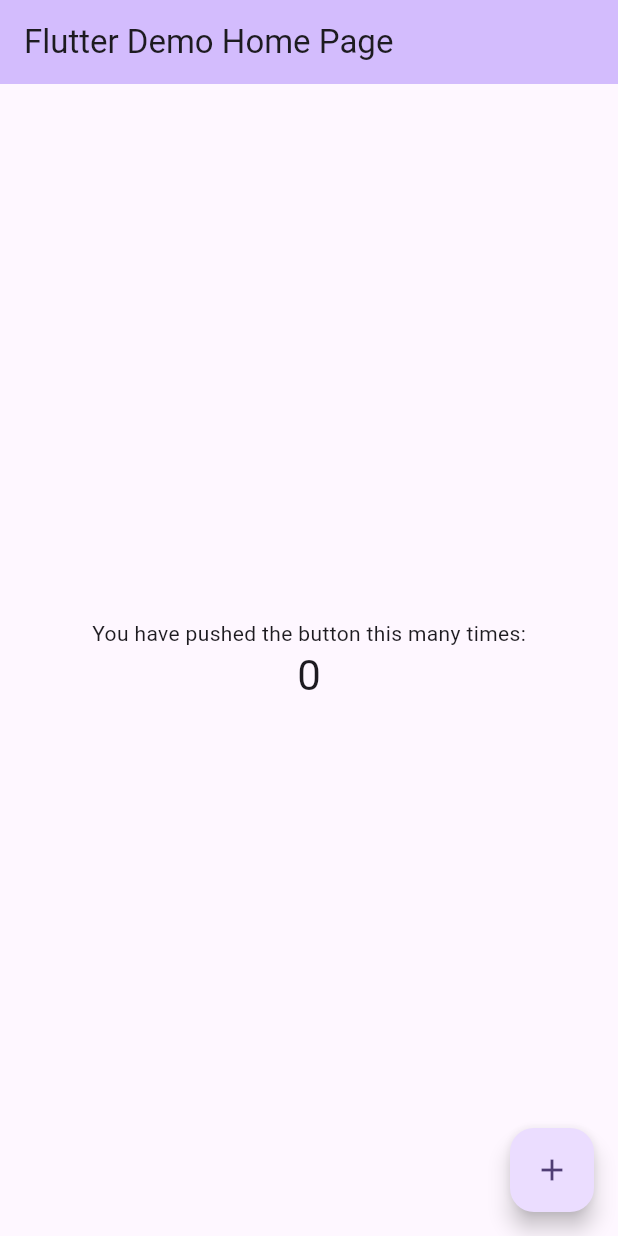
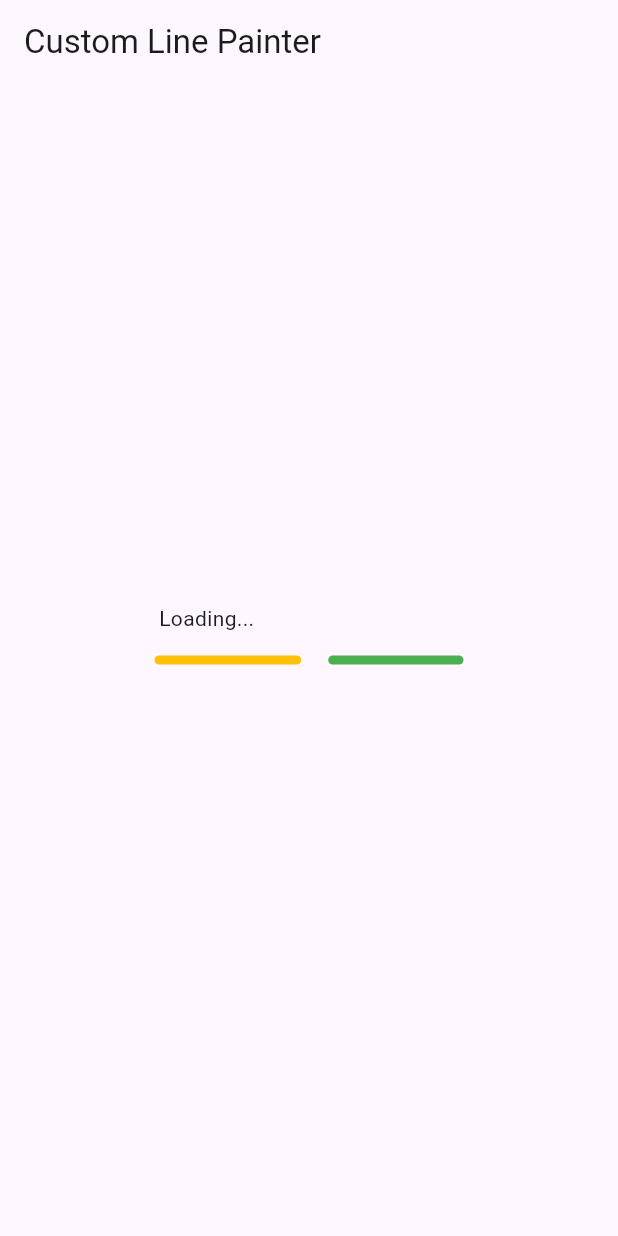
Before and after one commit to MatoroA/Custome-view-line, a Flutter app: the screen it shows after launch, on a phone screen of 412 x 824 dp. Run offline on Flutter 3.47's test engine with Material 3 defaults, Android fonts, the light colour scheme and no system bars.

Commit message:
custome loader

```diff
--- a/lib/main.dart
+++ b/lib/main.dart
@@ -1,3 +1,4 @@
+import 'package:custome_line_loader/paint/line_painter.dart';
 import 'package:flutter/material.dart';
 
 void main() {
@@ -13,113 +14,58 @@
     return MaterialApp(
       title: 'Flutter Demo',
       theme: ThemeData(
-        // This is the theme of your application.
-        //
-        // TRY THIS: Try running your application with "flutter run". You'll see
-        // the application has a purple toolbar. Then, without quitting the app,
-        // try changing the seedColor in the colorScheme below to Colors.green
-        // and then invoke "hot reload" (save your changes or press the "hot
-        // reload" button in a Flutter-supported IDE, or press "r" if you used
-        // the command line to start the app).
-        //
-        // Notice that the counter didn't reset back to zero; the application
-        // state is not lost during the reload. To reset the state, use hot
-        // restart instead.
-        //
-        // This works for code too, not just values: Most code changes can be
-        // tested with just a hot reload.
         colorScheme: ColorScheme.fromSeed(seedColor: Colors.deepPurple),
         useMaterial3: true,
       ),
-      home: const MyHomePage(title: 'Flutter Demo Home Page'),
+      home: const CustomPainter(),
     );
   }
 }
 
-class MyHomePage extends StatefulWidget {
-  const MyHomePage({super.key, required this.title});
-
-  // This widget is the home page of your application. It is stateful, meaning
-  // that it has a State object (defined below) that contains fields that affect
-  // how it looks.
-
-  // This class is the configuration for the state. It holds the values (in this
-  // case the title) provided by the parent (in this case the App widget) and
-  // used by the build method of the State. Fields in a Widget subclass are
-  // always marked "final".
-
-  final String title;
+class CustomPainter extends StatefulWidget {
+  const CustomPainter({super.key});
 
   @override
-  State<MyHomePage> createState() => _MyHomePageState();
+  State<CustomPainter> createState() => _CustomPainterState();
 }
 
-class _MyHomePageState extends State<MyHomePage> {
-  int _counter = 0;
+class _CustomPainterState extends State<CustomPainter>
+    with TickerProviderStateMixin {
+  late AnimationController _controller;
+  late CurvedAnimation _animation;
 
-  void _incrementCounter() {
-    setState(() {
-      // This call to setState tells the Flutter framework that something has
-      // changed in this State, which causes it to rerun the build method below
-      // so that the display can reflect the updated values. If we changed
-      // _counter without calling setState(), then the build method would not be
-      // called again, and so nothing would appear to happen.
-      _counter++;
-    });
+  @override
+  void initState() {
+    _controller =
+        AnimationController(vsync: this, duration: const Duration(seconds: 3));
+    _animation = CurvedAnimation(parent: _controller, curve: Curves.slowMiddle);
+
+    _controller.repeat();
+    super.initState();
   }
 
   @override
   Widget build(BuildContext context) {
-    // This method is rerun every time setState is called, for instance as done
-    // by the _incrementCounter method above.
-    //
-    // The Flutter framework has been optimized to make rerunning build methods
-    // fast, so that you can just rebuild anything that needs updating rather
-    // than having to individually change instances of widgets.
     return Scaffold(
       appBar: AppBar(
-        // TRY THIS: Try changing the color here to a specific color (to
-        // Colors.amber, perhaps?) and trigger a hot reload to see the AppBar
-        // change color while the other colors stay the same.
-        backgroundColor: Theme.of(context).colorScheme.inversePrimary,
-        // Here we take the value from the MyHomePage object that was created by
-        // the App.build method, and use it to set our appbar title.
-        title: Text(widget.title),
+        title: const Text("Custom Line Painter"),
       ),
       body: Center(
-        // Center is a layout widget. It takes a single child and positions it
-        // in the middle of the parent.
-        child: Column(
-          // Column is also a layout widget. It takes a list of children and
-          // arranges them vertically. By default, it sizes itself to fit its
-          // children horizontally, and tries to be as tall as its parent.
-          //
-          // Column has various properties to control how it sizes itself and
-          // how it positions its children. Here we use mainAxisAlignment to
-          // center the children vertically; the main axis here is the vertical
-          // axis because Columns are vertical (the cross axis would be
-          // horizontal).
-          //
-          // TRY THIS: Invoke "debug painting" (choose the "Toggle Debug Paint"
-          // action in the IDE, or press "p" in the console), to see the
-          // wireframe for each widget.
-          mainAxisAlignment: MainAxisAlignment.center,
-          children: <Widget>[
-            const Text(
-              'You have pushed the button this many times:',
-            ),
-            Text(
-              '$_counter',
-              style: Theme.of(context).textTheme.headlineMedium,
-            ),
-          ],
+        child: AnimatedBuilder(
+          animation: _animation,
+          builder: (_, child) {
+            return CustomPaint(
+              painter: LinePainter(progress: _animation.value),
+              child: child,
+            );
+          },
+          child: const SizedBox(
+            height: 75,
+            width: 200,
+            child: Text('Loading...'),
+          ),
         ),
       ),
-      floatingActionButton: FloatingActionButton(
-        onPressed: _incrementCounter,
-        tooltip: 'Increment',
-        child: const Icon(Icons.add),
-      ), // This trailing comma makes auto-formatting nicer for build methods.
     );
   }
 }
--- /dev/null
+++ b/lib/paint/line_painter.dart
@@ -0,0 +1,41 @@
+import 'dart:math';
+
+import 'package:flutter/material.dart';
+
+class LinePainter extends CustomPainter {
+  final double progress;
+
+  LinePainter({this.progress = 0.5});
+
+  static final linePaint = Paint()
+    ..color = Colors.amber
+    ..style = PaintingStyle.stroke
+    ..strokeWidth = 6
+    ..strokeCap = StrokeCap.round;
+
+  static final linePaintTest = Paint()
+    ..color = Colors.green
+    ..style = PaintingStyle.stroke
+    ..strokeWidth = 6
+    ..strokeCap = StrokeCap.round;
+
+  static const _gap = 12.0;
+
+  @override
+  void paint(Canvas canvas, Size size) {
+    final height = size.height / 2;
+
+    final widthProgress = size.width * progress;
+    final point1 = max(0.0, widthProgress - _gap);
+    final point2 = min(widthProgress, size.width);
+
+    canvas.drawLine(Offset(0, height), Offset(point1, height), linePaint);
+    canvas.drawLine(Offset(point2 + _gap, height), Offset(size.width, height),
+        linePaintTest);
+  }
+
+  @override
+  bool shouldRepaint(LinePainter oldDelegate) {
+    return progress != oldDelegate.progress;
+  }
+}
```
